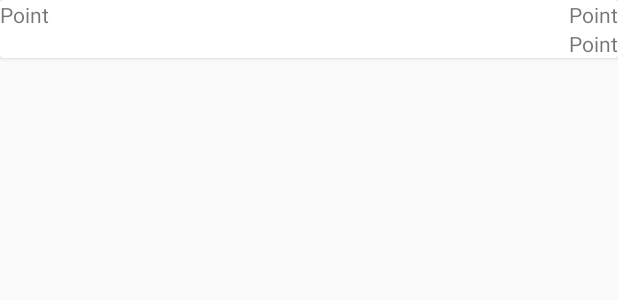
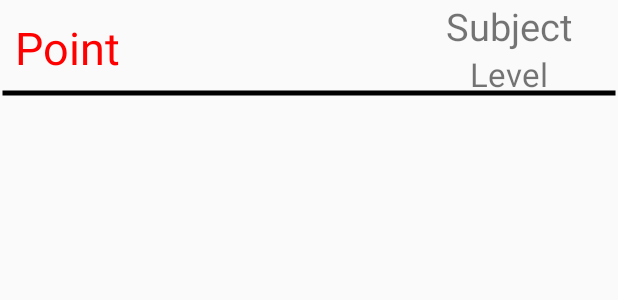
Before and after one commit to HaiDang772002/ProjectGame, an Android app: the layout myhistory_item.xml on its own in the app's theme, with its tools: preview values and no code run, on a phone screen of 412 x 824 dp. Shown: the top 300 px of the screen. Run offline under Robolectric (Android 15) with nearby library versions, the phone set to English and light mode, and no system bars.

Commit message:
Update 13/12

```diff
--- a/app/build.gradle
+++ b/app/build.gradle
@@ -34,6 +34,7 @@ dependencies {
     implementation 'com.google.android.material:material:1.7.0'
     implementation 'androidx.constraintlayout:constraintlayout:2.1.4'
     testImplementation 'junit:junit:4.13.2'
+    implementation 'com.google.code.gson:gson:2.8.7'
     androidTestImplementation 'androidx.test.ext:junit:1.1.4'
     androidTestImplementation 'androidx.test.espresso:espresso-core:3.5.0'
 }
--- a/app/src/main/res/layout/fragment_history.xml
+++ b/app/src/main/res/layout/fragment_history.xml
@@ -8,6 +8,7 @@
     <androidx.recyclerview.widget.RecyclerView
         android:id="@+id/recycleView"
         android:layout_width="match_parent"
-        android:layout_height="match_parent"/>
+        android:layout_height="match_parent"
+        />
 
 </androidx.appcompat.widget.LinearLayoutCompat>
--- a/app/src/main/res/layout/myhistory_item.xml
+++ b/app/src/main/res/layout/myhistory_item.xml
@@ -1,32 +1,47 @@
 <?xml version="1.0" encoding="utf-8"?>
-<androidx.cardview.widget.CardView xmlns:android="http://schemas.android.com/apk/res/android"
+<RelativeLayout xmlns:android="http://schemas.android.com/apk/res/android"
     android:layout_width="match_parent"
     android:layout_height="wrap_content">
-    <androidx.appcompat.widget.LinearLayoutCompat
+    <LinearLayout
         android:layout_width="match_parent"
         android:layout_height="wrap_content"
-        android:orientation="horizontal">
+        android:orientation="horizontal"
+        android:background="@drawable/informationborder"
+        >
+
         <TextView
-            android:layout_width="wrap_content"
+            android:id="@+id/point_item"
+            android:layout_width="257dp"
             android:layout_height="match_parent"
+            android:layout_marginLeft="10sp"
+            android:gravity="center_vertical"
             android:text="Point"
-            >
-        </TextView>
-        <androidx.appcompat.widget.LinearLayoutCompat
+            android:textColor="@color/red"
+            android:textSize="30dp"></TextView>
+
+        <LinearLayout
             android:layout_width="match_parent"
             android:layout_height="wrap_content"
-            android:gravity="right"
-            android:orientation="vertical">
+            android:orientation="vertical"
+            >
+
             <TextView
+                android:id="@+id/subject_item"
                 android:layout_width="wrap_content"
                 android:layout_height="wrap_content"
-                android:text="Point">
-            </TextView>
+                android:text="Subject"
+                android:textSize="25dp"
+                android:layout_gravity="center"
+                ></TextView>
+
             <TextView
+                android:id="@+id/level_item"
                 android:layout_width="wrap_content"
                 android:layout_height="wrap_content"
-                android:text="Point">
-            </TextView>
-        </androidx.appcompat.widget.LinearLayoutCompat>
-    </androidx.appcompat.widget.LinearLayoutCompat>
-</androidx.cardview.widget.CardView>
+                android:text="Level"
+                android:textSize="22dp"
+                android:layout_gravity="center"
+                ></TextView>
+        </LinearLayout>
+    </LinearLayout>
+</RelativeLayout>
```
Also changed, not shown: app/src/main/java/com/example/quizgame/Database.java (added, +31 -0 lines), app/src/main/java/com/example/quizgame/HistoryFragment.java (+16 -9 lines), app/src/main/java/com/example/quizgame/MyHistoryAdapter.java (added, +48 -0 lines), app/src/main/java/com/example/quizgame/PointFragment.java (+27 -4 lines), app/src/main/java/com/example/quizgame/QuestionFragment.java (+8 -5 lines), app/src/main/java/com/example/quizgame/QuestionList.java (+7 -7 lines), app/src/main/java/com/example/quizgame/Task.java (added, +37 -0 lines).
